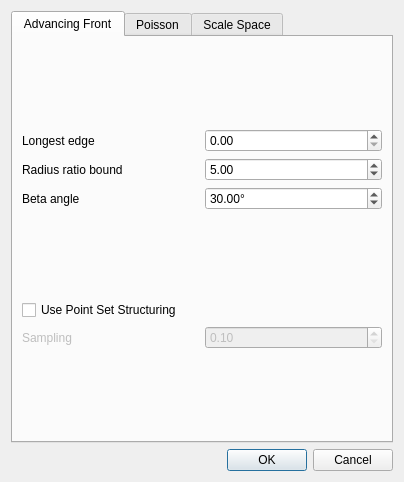
Above: Polyhedron/demo/Polyhedron/Plugins/Point_set/Surface_reconstruction_plugin.ui from CGAL/cgal before the change. Below: the same form after it.
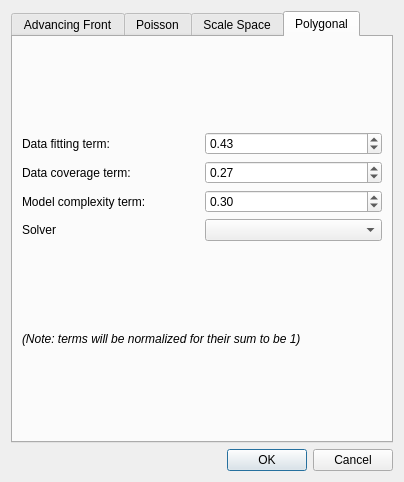
That is the form after the change. The open tabs and pages were chosen to show the change.

Commit message: Add Polygonal reconstruction and improve plugin

Diff of the .ui file:
```diff
--- a/Polyhedron/demo/Polyhedron/Plugins/Point_set/Surface_reconstruction_plugin.ui
+++ b/Polyhedron/demo/Polyhedron/Plugins/Point_set/Surface_reconstruction_plugin.ui
@@ -740,6 +740,138 @@
       <zorder>groupBox</zorder>
       <zorder>tabWidget_2</zorder>
      </widget>
+     <widget class="QWidget" name="tab_6">
+      <attribute name="title">
+       <string>Polygonal</string>
+      </attribute>
+      <layout class="QVBoxLayout" name="verticalLayout_2">
+       <item>
+        <spacer name="verticalSpacer_11">
+         <property name="orientation">
+          <enum>Qt::Vertical</enum>
+         </property>
+         <property name="sizeHint" stdset="0">
+          <size>
+           <width>20</width>
+           <height>65</height>
+          </size>
+         </property>
+        </spacer>
+       </item>
+       <item>
+        <layout class="QGridLayout" name="gridLayout">
+         <item row="1" column="1">
+          <widget class="QDoubleSpinBox" name="m_data_coverage">
+           <property name="maximum">
+            <double>1.000000000000000</double>
+           </property>
+           <property name="singleStep">
+            <double>0.010000000000000</double>
+           </property>
+           <property name="value">
+            <double>0.270000000000000</double>
+           </property>
+          </widget>
+         </item>
+         <item row="0" column="1">
+          <widget class="QDoubleSpinBox" name="m_data_fitting">
+           <property name="maximum">
+            <double>1.000000000000000</double>
+           </property>
+           <property name="singleStep">
+            <double>0.010000000000000</double>
+           </property>
+           <property name="value">
+            <double>0.430000000000000</double>
+           </property>
+          </widget>
+         </item>
+         <item row="2" column="0">
+          <widget class="QLabel" name="label_17">
+           <property name="text">
+            <string>Model complexity term:</string>
+           </property>
+          </widget>
+         </item>
+         <item row="1" column="0">
+          <widget class="QLabel" name="label_12">
+           <property name="text">
+            <string>Data coverage term:</string>
+           </property>
+          </widget>
+         </item>
+         <item row="0" column="0">
+          <widget class="QLabel" name="label_11">
+           <property name="text">
+            <string>Data fitting term:</string>
+           </property>
+          </widget>
+         </item>
+         <item row="2" column="1">
+          <widget class="QDoubleSpinBox" name="m_model_complexity">
+           <property name="maximum">
+            <double>1.000000000000000</double>
+           </property>
+           <property name="singleStep">
+            <double>0.010000000000000</double>
+           </property>
+           <property name="value">
+            <double>0.300000000000000</double>
+           </property>
+          </widget>
+         </item>
+         <item row="3" column="0">
+          <widget class="QLabel" name="label_19">
+           <property name="text">
+            <string>Solver</string>
+           </property>
+          </widget>
+         </item>
+         <item row="3" column="1">
+          <widget class="QComboBox" name="m_solver"/>
+         </item>
+        </layout>
+       </item>
+       <item>
+        <spacer name="verticalSpacer_12">
+         <property name="orientation">
+          <enum>Qt::Vertical</enum>
+         </property>
+         <property name="sizeHint" stdset="0">
+          <size>
+           <width>20</width>
+           <height>66</height>
+          </size>
+         </property>
+        </spacer>
+       </item>
+       <item>
+        <widget class="QLabel" name="label_18">
+         <property name="font">
+          <font>
+           <italic>true</italic>
+          </font>
+         </property>
+         <property name="text">
+          <string>(Note: terms will be normalized for their sum to be 1)</string>
+         </property>
+        </widget>
+       </item>
+       <item>
+        <spacer name="verticalSpacer_13">
+         <property name="orientation">
+          <enum>Qt::Vertical</enum>
+         </property>
+         <property name="sizeHint" stdset="0">
+          <size>
+           <width>20</width>
+           <height>65</height>
+          </size>
+         </property>
+        </spacer>
+       </item>
+      </layout>
+     </widget>
     </widget>
    </item>
    <item>
```
The commit also changes 3 other files.
